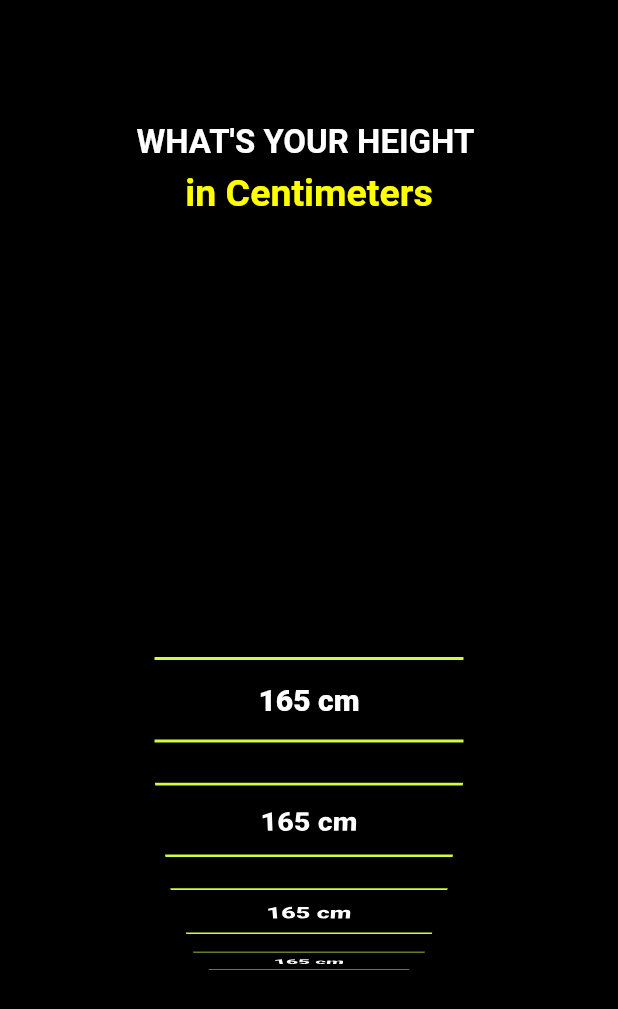
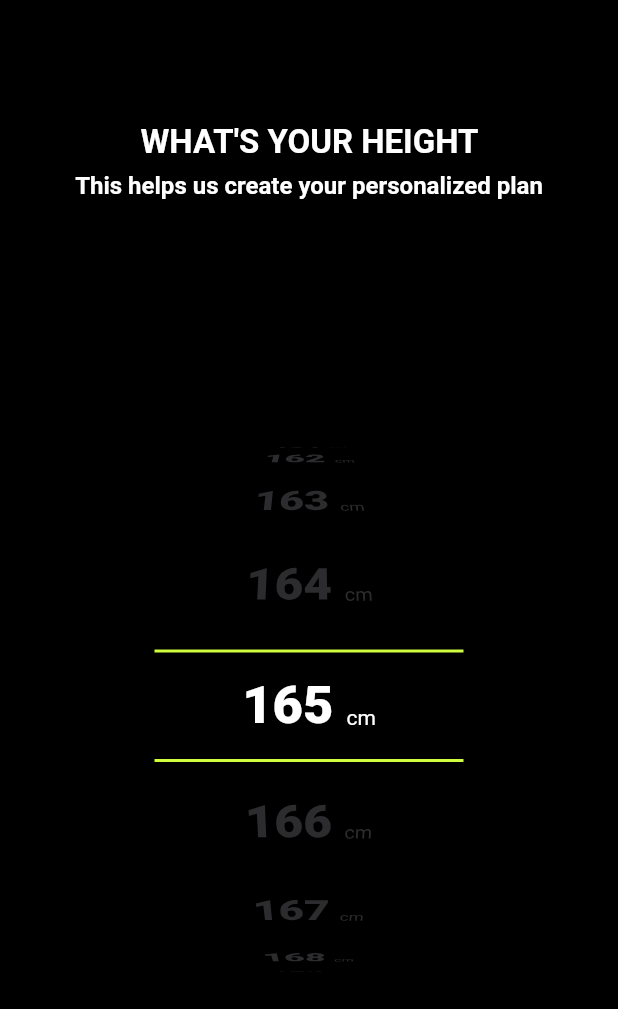
Before and after one commit to bemurshadianz/dev_muscle, a Flutter app: the screen it shows after launch, on a phone screen of 412 x 824 dp. Shown: the top 1009 px of the screen. Run offline on Flutter 3.47's test engine with Material 2 defaults, Android fonts, the phone set to English and light mode, and no system bars; drawn by our look-alikes of wheel_chooser.

Commit message:
selectedIndex added in height widget

```diff
--- a/lib/views/info_selection/select_height.dart
+++ b/lib/views/info_selection/select_height.dart
@@ -10,7 +10,7 @@ class SelectHeight extends StatefulWidget {
 }
 
 class _SelectHeightState extends State<SelectHeight> {
-  int selectedIndex = 0;
+  int selectedIndex = 165;
 
   @override
   Widget build(BuildContext context) {
@@ -28,6 +28,7 @@ class _SelectHeightState extends State<SelectHeight> {
                 children: [
                   Text(
                     "WHAT'S YOUR HEIGHT ",
+                    textAlign: TextAlign.center,
                     style: TextStyle(
                         color: Colors.white,
                         fontSize: 22,
@@ -37,10 +38,11 @@ class _SelectHeightState extends State<SelectHeight> {
                     height: 6,
                   ),
                   Text(
-                    "in Centimeters",
+                    "This helps us create your personalized plan",
+                    textAlign: TextAlign.center,
                     style: TextStyle(
-                        color: Colors.yellowAccent,
-                        fontSize: 25,
+                        color: Colors.white,
+                        fontSize: 16,
                         fontWeight: FontWeight.bold),
                   ),
                   SizedBox(
@@ -54,65 +56,67 @@ class _SelectHeightState extends State<SelectHeight> {
               width: MediaQuery.of(context).size.width,
               child: WheelChooser.custom(
                 itemSize: 80,
-                onValueChanged: (a) {
-                  print(a);
-                  this.selectedIndex = a;
+                startPosition: 165,
+                onValueChanged: (selectedIndex) {
+                  this.selectedIndex = selectedIndex;
                   setState(() {});
                 },
                 children: getList(context),
               ),
-            ))
+            )),
           ],
         ),
       ),
     );
   }
 
-  List<Widget> getList(context) {
+  List<Widget> getList(BuildContext context) {
     List<Widget> textList = [];
-      var column = Column(
+    for (int x = 0; x <= 250; x++) {
+      textList.add(Column(
         crossAxisAlignment: CrossAxisAlignment.center,
         children: [
           Container(
-            height: selectedIndex == 0 ? 2 : 0,
+            height: selectedIndex == x ? 2 : 0,
             width: MediaQuery.of(context).size.width / 2,
             color: AppColors.yellow,
           ),
           Padding(
             padding: const EdgeInsets.symmetric(vertical: 15),
-            child: Text(
-              "165 cm",
-              style: TextStyle(color: Colors.white, fontSize: 20,fontWeight: FontWeight.w900),
+            child: Row(
+              mainAxisAlignment: MainAxisAlignment.center,
+              crossAxisAlignment: CrossAxisAlignment.end,
+              children: [
+                Text(
+                  "$x ",
+                  style: TextStyle(
+                      color: selectedIndex == x
+                          ? Colors.white
+                          : AppColors.lightGrey,
+                      fontSize: 35,
+                      fontWeight: FontWeight.w900),
+                ),
+                Padding(
+                  padding: const EdgeInsets.only(bottom: 5),
+                  child: Text(
+                    "cm",
+                    style: TextStyle(
+                        color: selectedIndex == x
+                            ? Colors.white
+                            : AppColors.lightGrey),
+                  ),
+                ),
+              ],
             ),
           ),
           Container(
-            height: selectedIndex == 0 ? 2 : 0,
+            height: selectedIndex == x ? 2 : 0,
             width: MediaQuery.of(context).size.width / 2,
             color: AppColors.yellow,
           ),
         ],
-      );
-
-      for(int x= 0; x<200;x++ ){
-        textList.add(column);
-      }
-
-
-
-
-
+      ));
+    }
     return textList;
   }
 }
-
-
-
-void fun(){
-  int x = 90;
-
-  if (x % 2 == 0) {
-    print("even");
-  } else {
-    print("odd");
-  }
-}
```
